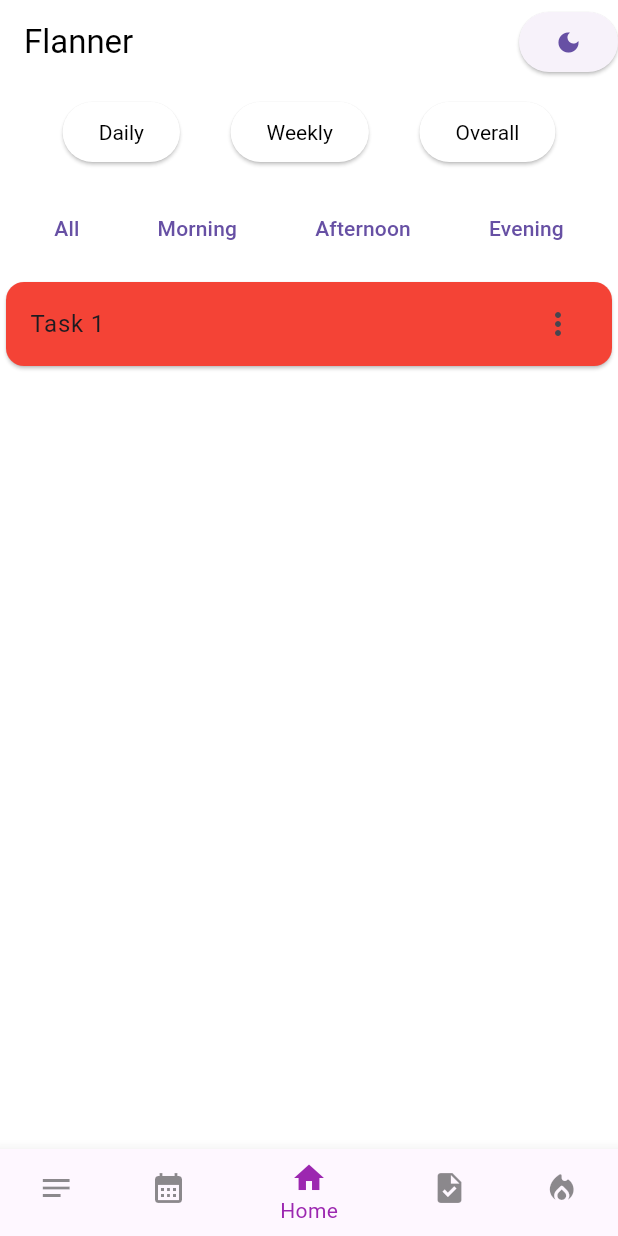
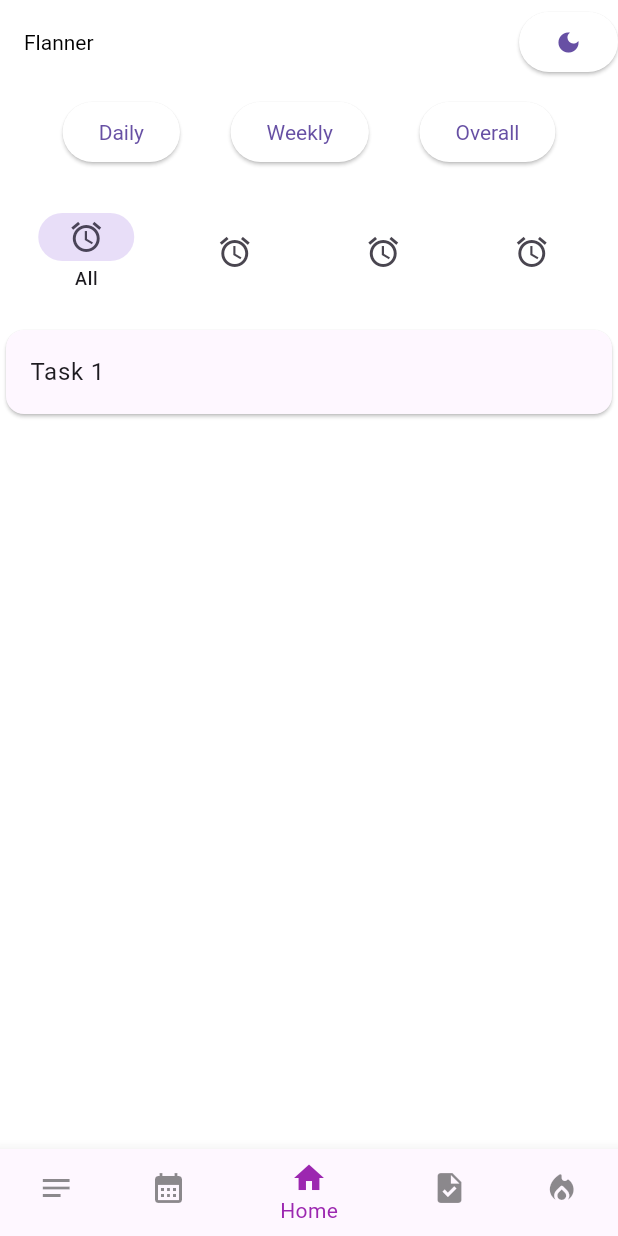
Before and after one commit to Woolfer0097/FlannerOrganization, a Flutter app: the screen it shows after launch, on a phone screen of 412 x 824 dp. Run offline on Flutter 3.47's test engine with Material 3 defaults, Android fonts, the phone set to English and light mode, and no system bars; our stand-ins replace flutter_riverpod, shared_preferences, table_calendar.

Commit message:
buttons update

```diff
--- a/lib/Pages/ButtonsComponent.dart
+++ b/lib/Pages/ButtonsComponent.dart
@@ -2,58 +2,55 @@
 import 'package:flutter_riverpod/flutter_riverpod.dart';
 import 'Theme/Theme.dart';
 
+class ButtonsComponent {
+  final ThemeData themeData;
 
-class ButtonsComponent{
-
-  ButtonsComponent() {}
+  ButtonsComponent(this.themeData);
 
   Widget buildMenuButton(String label) {
-    bool isPressed = false;
-
     return ElevatedButton(
       style: ElevatedButton.styleFrom(
-        backgroundColor: isPressed ? Color(0xE2B8FF) : Colors.white,
-        textStyle: isPressed ? TextStyle(color: Colors.white) : TextStyle(color: Colors.black),
+        backgroundColor: themeData.elevatedButtonTheme.style?.backgroundColor?.resolve({}) ?? themeData.primaryColor,
+        textStyle: themeData.elevatedButtonTheme.style?.textStyle?.resolve({}) ?? TextStyle(color: themeData.primaryColor),
       ),
-      onPressed: () {
-        isPressed = !isPressed;
-      },
+      onPressed: () {},
       child: Text(label),
     );
   }
 
-  Widget buildTabButton(String label, ElevatedButtonThemeData color, TextStyle textStyle) {
+  Widget buildTabButton(String label) {
     return ElevatedButton(
-      style: color.style,
+      style: themeData.elevatedButtonTheme.style,
       onPressed: () {},
-      child: Text(label, style: textStyle),
+      child: Text(label),
     );
   }
 
   Widget buildTimeButton(String label) {
     return OutlinedButton(
       style: OutlinedButton.styleFrom(
-        side: BorderSide(color: Colors.white),
-        backgroundColor: Colors.white,
+        side: BorderSide(color: themeData.primaryColor),
+        backgroundColor: themeData.scaffoldBackgroundColor,
+        textStyle: TextStyle(color: themeData.primaryColor),
       ),
       onPressed: () {},
       child: Text(label),
     );
   }
 
-  Widget buildTaskCard(String label, Color color) {
+  Widget buildTaskCard(String label) {
     return Card(
-      color: color,
+      color: themeData.cardColor,
       child: ListTile(
         title: Text(label),
-        trailing: Icon(Icons.more_vert),
+        trailing: Icon(Icons.more_vert, color: themeData.iconTheme.color),
       ),
     );
   }
 
-  Widget buildCompletedTaskCard(String label, Color color) {
+  Widget buildCompletedTaskCard(String label) {
     return Card(
-      color: color,
+      color: themeData.cardColor,
       child: ListTile(
         title: Text(label),
         trailing: Icon(Icons.check, color: Colors.green),
@@ -61,9 +58,9 @@
     );
   }
 
-  Widget buildAddTaskButton(String label, Color color) {
+  Widget buildAddTaskButton(String label) {
     return Card(
-      color: color,
+      color: themeData.cardColor,
       child: ListTile(
         title: Text(label),
         trailing: Icon(Icons.add, color: Colors.purple),
--- a/lib/Pages/MainScreen.dart
+++ b/lib/Pages/MainScreen.dart
@@ -1,5 +1,6 @@
 import 'package:flutter/material.dart';
-import 'package:flutter_riverpod/flutter_riverpod.dart';
+import 'package:provider/provider.dart';
+import 'package:flutter_riverpod/flutter_riverpod.dart' hide ChangeNotifierProvider;
 import 'Theme/Theme.dart';
 import 'ButtonsComponent.dart' as Buttons;
 
@@ -28,9 +29,9 @@
   @override
   Widget build(BuildContext context, WidgetRef ref) {
     final theme = ref.watch(themeNotifierProvider);
+    final buttontheme = ref.watch(buttonStateProvider);
     final currentIndex = ref.watch(bottomNavIndexProvider);
-    final Buttons.ButtonsComponent buttons = Buttons.ButtonsComponent();
-
+    final Buttons.ButtonsComponent buttons = Buttons.ButtonsComponent(theme);
 
     final textStyle = TextStyle(
       color: theme.appBarTheme.titleTextStyle?.color,
@@ -41,7 +42,7 @@
       NotesScreen(),
       CalendarScreen(),
       HomeScreen(buttons: buttons, theme: theme, textStyle: textStyle),
-      HabitsDisplayScreen(),
+      HabitTrackerScreen(),
       SportScreen(),
     ];
     final List<AppBar> appBars = [
@@ -93,7 +94,10 @@
     ];
 
 
-    return MaterialApp(
+    return ChangeNotifierProvider(
+      create: (context) => HabitProvider(),
+      child: MaterialApp(
+        theme: theme,
         home: Scaffold(
           appBar: appBars[currentIndex], // Display the selected AppBar
           body: screens[currentIndex], // Display the selected screen
@@ -110,6 +114,7 @@
               BottomNavigationBarItem(icon: Icon(Icons.task), label: "Tasks"),
               BottomNavigationBarItem(icon: Icon(Icons.local_fire_department_rounded), label: "Sport"),
             ],
+          ),
         ),
       ),
     );
@@ -129,36 +134,62 @@
       color: theme.primaryColor,
       child: Column(
         children: [
-          // Top Tabs
           Padding(
             padding: const EdgeInsets.all(8.0),
             child: Row(
               mainAxisAlignment: MainAxisAlignment.spaceEvenly,
               children: [
-                buttons.buildTabButton('Daily', theme.elevatedButtonTheme, textStyle),
-                buttons.buildTabButton('Weekly', theme.elevatedButtonTheme, textStyle),
-                buttons.buildTabButton('Overall', theme.elevatedButtonTheme, textStyle),
+                buttons.buildTabButton('Daily'),
+                buttons.buildTabButton('Weekly'),
+                buttons.buildTabButton('Overall'),
               ],
             ),
           ),
           // Time of Day Buttons
           Padding(
             padding: const EdgeInsets.all(8.0),
-            child: Row(
-              mainAxisAlignment: MainAxisAlignment.spaceEvenly,
-              children: [
-                buttons.buildTimeButton('All'),
-                buttons.buildTimeButton('Morning'),
-                buttons.buildTimeButton('Afternoon'),
-                buttons.buildTimeButton('Evening'),
+            // child: Row(
+            //   mainAxisAlignment: MainAxisAlignment.spaceEvenly,
+            //   children: [
+            //     buttons.buildTimeButton('All'),
+            //     buttons.buildTimeButton('Morning'),
+            //     buttons.buildTimeButton('Afternoon'),
+            //     buttons.buildTimeButton('Evening'),
+            //   ],
+            // ),
+            child: Container(
+
+              child: NavigationBar(
+                onDestinationSelected: (int index) {},
+                backgroundColor: theme.scaffoldBackgroundColor,
+                labelBehavior: NavigationDestinationLabelBehavior.onlyShowSelected,
+                selectedIndex: 0,
+                destinations: [
+                  NavigationDestination(
+                    icon: Icon(Icons.alarm),
+                    label: 'All',
+                  ),
+                  NavigationDestination(
+                    icon: Icon(Icons.alarm),
+                    label: 'Morning',
+                  ),
+                  NavigationDestination(
+                    icon: Icon(Icons.alarm),
+                    label: 'Afternoon',
+                  ),
+                  NavigationDestination(
+                    icon: Icon(Icons.alarm),
+                    label: 'Evening',
+                  ),
                 ],
+              ),
             ),
           ),
           // Task List
           Expanded(
             child: ListView(
               children: [
-                buttons.buildTaskCard('Task 1', Colors.red),
+                buttons.buildTaskCard('Task 1'),
               ],
             ),
           ),
```
Also changed, not shown: lib/Pages/Theme/Theme.dart (+23 -9 lines). Lines whose indentation alone changed are shown as unchanged.
